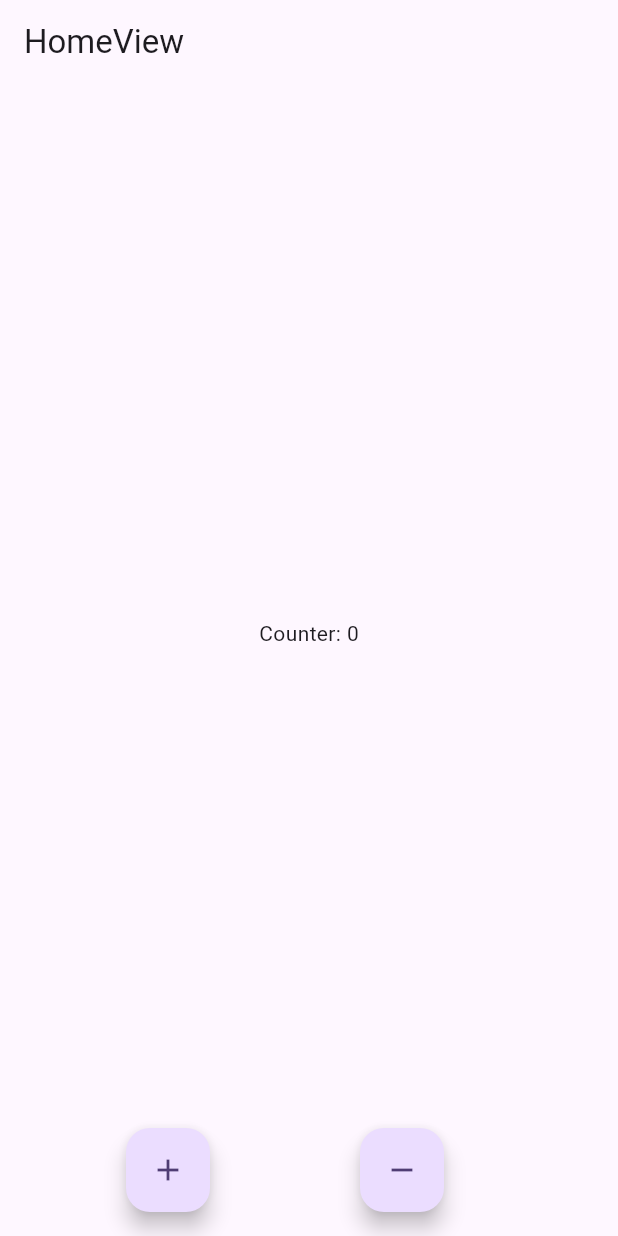
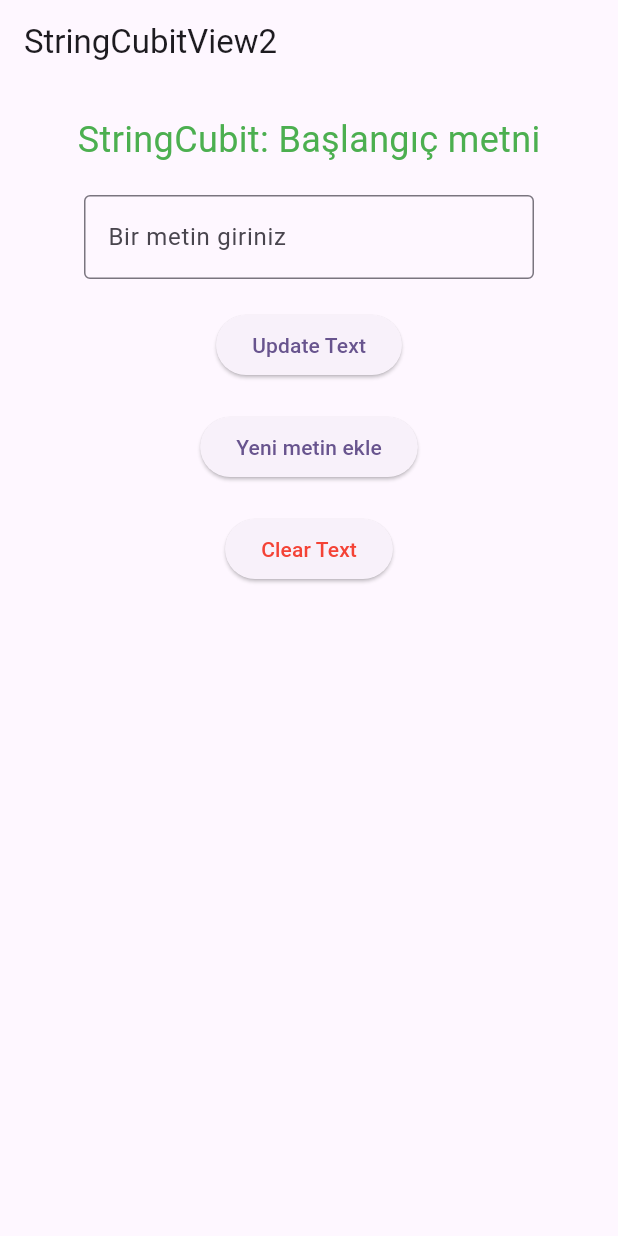
Before and after one commit to GanTeFlutter/bloc-learn, a Flutter app: the screen it shows after launch, on a phone screen of 412 x 824 dp. Run offline on Flutter 3.47's test engine with Material 3 defaults, Android fonts, the light colour scheme and no system bars; our stand-ins replace flutter_bloc.

Commit message:
bloc_new_update

```diff
--- a/lib/future/bloc_learn_cubit1/cubit/cunter_cubit.dart
+++ b/lib/future/bloc_learn_cubit1/cubit/home_view_cubit.dart
@@ -17,9 +17,11 @@ class CounterCubit extends Cubit<int> {
   }
 }
 
+//istediğimiz gibi bir cubit oluşturabiliriz.
+
 class StringCubit extends Cubit<String> {
   // Başlangıç durumu boş bir string
-  StringCubit() : super('');
+  StringCubit() : super('Başlangıç metni');
 
   // Metni güncelleyen bir fonksiyon
   void updateText(String newText) {
--- a/lib/future/bloc_learn_cubit1/view/home_view.dart
+++ b/lib/future/bloc_learn_cubit1/view/home_view.dart
@@ -1,6 +1,6 @@
 import 'package:flutter/material.dart';
 import 'package:flutter_bloc/flutter_bloc.dart';
-import 'package:flutter_bloc_learn/future/bloc_learn_cubit1/cubit/cunter_cubit.dart';
+import 'package:flutter_bloc_learn/future/bloc_learn_cubit1/cubit/home_view_cubit.dart';
 
 class HomeView extends StatefulWidget {
   const HomeView({super.key});
--- /dev/null
+++ b/lib/future/bloc_learn_cubit1/view/string_cubit_view.dart
@@ -0,0 +1,53 @@
+import 'package:flutter/material.dart';
+import 'package:flutter_bloc/flutter_bloc.dart';
+import 'package:flutter_bloc_learn/future/bloc_learn_cubit1/cubit/home_view_cubit.dart';
+
+class StringCubitView extends StatefulWidget {
+  const StringCubitView({super.key});
+
+  @override
+  State<StringCubitView> createState() => _StringCubitViewState();
+}
+
+class _StringCubitViewState extends State<StringCubitView> {
+  @override
+  Widget build(BuildContext context) {
+    debugPrint('--StringCubitView build');
+    return Scaffold(
+      appBar: AppBar(
+        title: const Text('StringCubitView'),
+      ),
+      body: Center(
+        child: Column(
+          mainAxisAlignment: MainAxisAlignment.center,
+          children: [
+            // BlocBuilder ile StringCubit'ın state'ini dinliyoruz
+            BlocBuilder<StringCubit, String>(
+              builder: (context, count) => Center(
+                  child: Text('StringCubit: $count',
+                      style: const TextStyle(fontSize: 24, color: Colors.green))),
+            ),
+            const SizedBox(height: 20),
+            // Update Text butonu
+            ElevatedButton(
+              onPressed: () => context.read<StringCubit>().updateText('Updated Text'),
+              child: const Text('Update Text'),
+            ),
+            const SizedBox(height: 20),
+            // Clear Text butonu
+            ElevatedButton(
+              onPressed: () => context.read<StringCubit>().clearText(),
+              child: const Text('Clear Text'),
+            ),
+            const SizedBox(height: 20),
+            // Append Text butonu
+            ElevatedButton(
+              onPressed: () => context.read<StringCubit>().appendText(' eklenen metin'),
+              child: const Text('Yeni metin ekle'),
+            ),
+          ],
+        ),
+      ),
+    );
+  }
+}
--- /dev/null
+++ b/lib/future/bloc_learn_cubit1/view/string_cubit_view2.dart
@@ -0,0 +1,84 @@
+import 'package:flutter/material.dart';
+import 'package:flutter_bloc/flutter_bloc.dart';
+import 'package:flutter_bloc_learn/future/bloc_learn_cubit1/cubit/home_view_cubit.dart';
+
+class StringCubitView2 extends StatefulWidget {
+  const StringCubitView2({super.key});
+
+  @override
+  State<StringCubitView2> createState() => _StringCubitView2State();
+}
+
+class _StringCubitView2State extends State<StringCubitView2> {
+  // TextField için bir TextEditingController oluşturuluyor.
+  // Bu sayede TextField'a girilen metin alınabilecek.
+  final TextEditingController _textEditingController = TextEditingController();
+
+  @override
+  Widget build(BuildContext context) {
+    return Scaffold(
+      appBar: AppBar(
+        title: const Text('StringCubitView2'),
+      ),
+      body: SingleChildScrollView(
+        child: Center(
+          child: Column(
+            mainAxisAlignment: MainAxisAlignment.start,
+            children: [
+              customSizedBox(),
+              // StringCubit'in state'ini gösteren Text widget'ı
+              BlocBuilder<StringCubit, String>(
+                builder: (context, state) => Center(
+                    child: Text('StringCubit: $state',
+                        style: const TextStyle(fontSize: 24, color: Colors.green))),
+              ),
+              customSizedBox(),
+              // TextField
+              SizedBox(
+                width: 300,
+                child: TextField(
+                  // TextField için oluşturulan TextEditingController
+                  controller: _textEditingController,
+                  decoration: const InputDecoration(
+                      hintText: 'Bir metin giriniz', border: OutlineInputBorder()),
+                ),
+              ),
+              customSizedBox(),
+              // Update Text butonu
+              ElevatedButton(
+                onPressed: () =>
+                    context.read<StringCubit>().updateText(_textEditingController.text),
+                child: const Text('Update Text'),
+              ),
+              customSizedBox(),
+              // Append Text butonu
+              ElevatedButton(
+                onPressed: () =>
+                    context.read<StringCubit>().appendText(_textEditingController.text),
+                child: const Text('Yeni metin ekle'),
+              ),
+              customSizedBox(),
+              // Clear Text butonu
+              ElevatedButton(
+                onPressed: () => context.read<StringCubit>().clearText(),
+                child: const Text('Clear Text', style: TextStyle(color: Colors.red)),
+              ),
+            ],
+          ),
+        ),
+      ),
+    );
+  }
+
+  // Bir SizedBox döndüren metot
+  SizedBox customSizedBox() => const SizedBox(height: 20);
+}
+
+/*
+_textEditingController.text ile TextField'a girilen metni anlik olarak alabiliriz.
+
+
+SizedBox customSizedBox() => const SizedBox(height: 20); metodu ile bir SizedBox döndürüyoruz.
+Bu şekilde kod tekrarını önlemiş oluyoruz.Ayrıca kodumuz daha okunabilir hale geliyor.Ve bence daha güzel görünüyor.
+
+*/
--- a/lib/main.dart
+++ b/lib/main.dart
@@ -1,7 +1,9 @@
 import 'package:flutter/material.dart';
 import 'package:flutter_bloc/flutter_bloc.dart';
-import 'package:flutter_bloc_learn/future/bloc_learn_cubit1/cubit/cunter_cubit.dart';
+import 'package:flutter_bloc_learn/future/bloc_learn_cubit1/cubit/home_view_cubit.dart';
 import 'package:flutter_bloc_learn/future/bloc_learn_cubit1/view/home_view.dart';
+import 'package:flutter_bloc_learn/future/bloc_learn_cubit1/view/string_cubit_view.dart';
+import 'package:flutter_bloc_learn/future/bloc_learn_cubit1/view/string_cubit_view2.dart';
 
 void main() {
   runApp(const MyApp());
@@ -18,11 +20,34 @@ class MyApp extends StatelessWidget {
         colorScheme: ColorScheme.fromSeed(seedColor: Colors.deepPurple),
         useMaterial3: true,
       ),
-      //BlocProvider ile CounterCubit'ı uygulamamıza ekliyoruz.
-      home: BlocProvider(
-        create: (context) => CounterCubit(),
-        child: const HomeView(),
+      //MultiBlocProvider ile birden fazla cubitimizi uygulamamıza ekleyebiliriz.
+      //Açıklama alt kısmda verilmiştir.
+      home: MultiBlocProvider(
+        providers: [
+          BlocProvider(create: (context) => CounterCubit()),
+          BlocProvider(create: (context) => StringCubit()),
+        ],
+        child: const StringCubitView2(),
       ),
     );
   }
 }
+
+/*
+Tek bir cubitimiz var sa aşşağıdaki gibi bir kullanım yapabiliriz.
+ home: BlocProvider(
+        create: (context) => CounterCubit(),
+        child: const StringCubitView(),
+      ),
+
+ancak birden fazla cubitimiz varsa aşşağıdaki gibi bir kullanım yapabiliriz.
+  home: MultiBlocProvider(
+        providers: [
+          BlocProvider(create: (context) => CounterCubit()),
+          BlocProvider(create: (context) => StringCubit()),
+        ],
+        child: const HomeView(),
+      ),
+bu şekilde birden fazla cubitimizi uygulamamıza ekleyebiliriz.
+
+*/
```
Also changed, not shown: lib/future/bloc_learn_cubit2/view/home_view2.dart (added).
